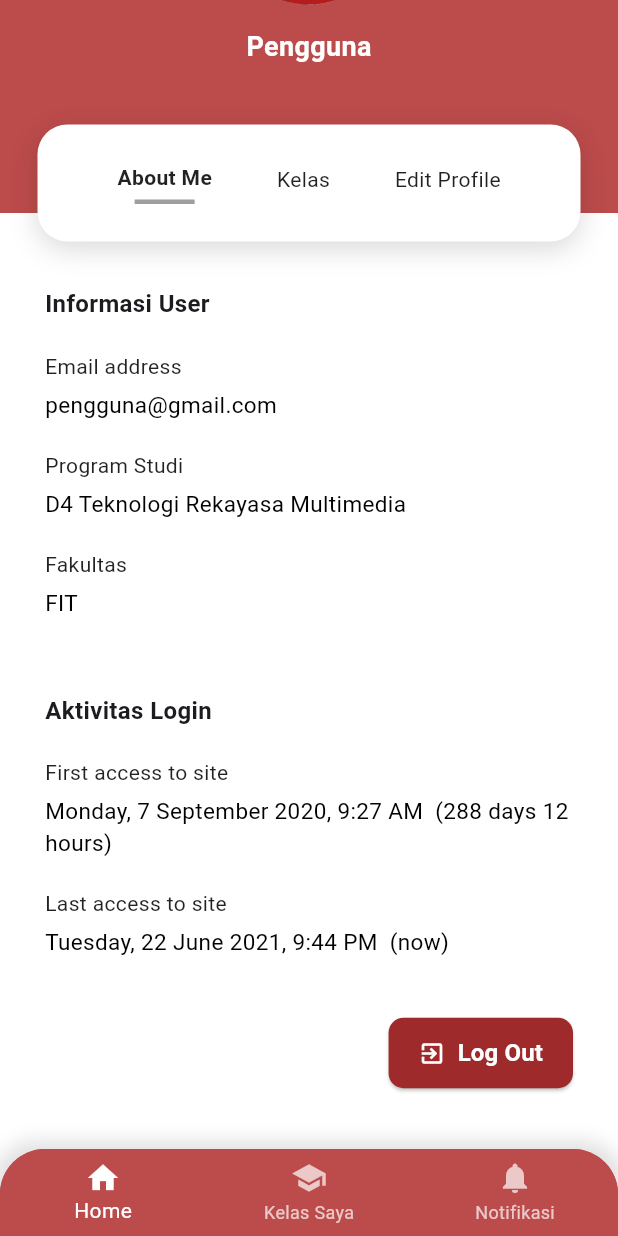
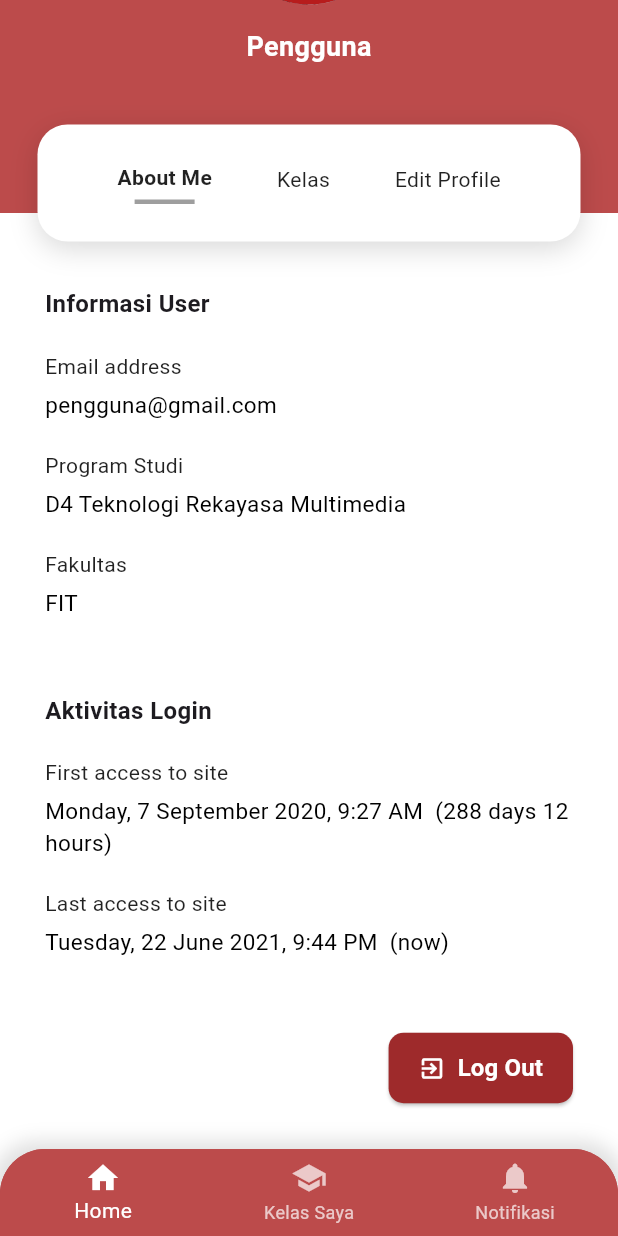
Before and after one commit to Yofaa123/Learning-Management-System, a Flutter app: the ProfileScreen screen opened directly with empty values, scrolled down 177 dp, on a phone screen of 412 x 824 dp. Run offline on Flutter 3.47's test engine with Material 3 defaults, Android fonts, the phone set to English and light mode, and no system bars.

```diff
--- a/lib/screens/profile/profile_screen.dart
+++ b/lib/screens/profile/profile_screen.dart
@@ -166,49 +166,6 @@ class _ProfileScreenState extends State<ProfileScreen> {
                 alignment: Alignment.centerLeft,
                 child: _buildTabContent(),
               ),
-
-              const SizedBox(height: 10),
-
-              // Logout Button
-              Padding(
-                padding: const EdgeInsets.only(right: 30.0, bottom: 40.0),
-                child: Align(
-                  alignment: Alignment.centerRight,
-                  child: ElevatedButton.icon(
-                    onPressed: () {
-                      Navigator.pushAndRemoveUntil(
-                        context,
-                        MaterialPageRoute(
-                          builder: (context) => const LoginScreen(),
-                        ),
-                        (route) => false,
-                      );
-                    },
-                    style: ElevatedButton.styleFrom(
-                      backgroundColor: const Color(0xff9e2a2b),
-                      shape: RoundedRectangleBorder(
-                        borderRadius: BorderRadius.circular(10),
-                      ),
-                      padding: const EdgeInsets.symmetric(
-                        horizontal: 20,
-                        vertical: 12,
-                      ),
-                    ),
-                    icon: const Icon(
-                      Icons.exit_to_app,
-                      color: Colors.white,
-                    ), // Using exit_to_app as logout icon replacement
-                    label: const Text(
-                      'Log Out',
-                      style: TextStyle(
-                        color: Colors.white,
-                        fontWeight: FontWeight.bold,
-                        fontSize: 16,
-                      ),
-                    ),
-                  ),
-                ),
-              ),
             ],
           ),
         ),
@@ -271,6 +228,43 @@ class _ProfileScreenState extends State<ProfileScreen> {
           _buildInfoItem(
             "Last access to site",
             "Tuesday, 22 June 2021, 9:44 PM  (now)",
+          ),
+          const SizedBox(height: 30),
+          Padding(
+            padding: const EdgeInsets.only(bottom: 40.0),
+            child: Align(
+              alignment: Alignment.centerRight,
+              child: ElevatedButton.icon(
+                onPressed: () {
+                  Navigator.pushAndRemoveUntil(
+                    context,
+                    MaterialPageRoute(
+                      builder: (context) => const LoginScreen(),
+                    ),
+                    (route) => false,
+                  );
+                },
+                style: ElevatedButton.styleFrom(
+                  backgroundColor: const Color(0xff9e2a2b),
+                  shape: RoundedRectangleBorder(
+                    borderRadius: BorderRadius.circular(10),
+                  ),
+                  padding: const EdgeInsets.symmetric(
+                    horizontal: 20,
+                    vertical: 12,
+                  ),
+                ),
+                icon: const Icon(Icons.exit_to_app, color: Colors.white),
+                label: const Text(
+                  'Log Out',
+                  style: TextStyle(
+                    color: Colors.white,
+                    fontWeight: FontWeight.bold,
+                    fontSize: 16,
+                  ),
+                ),
+              ),
+            ),
           ),
         ],
       );
```
